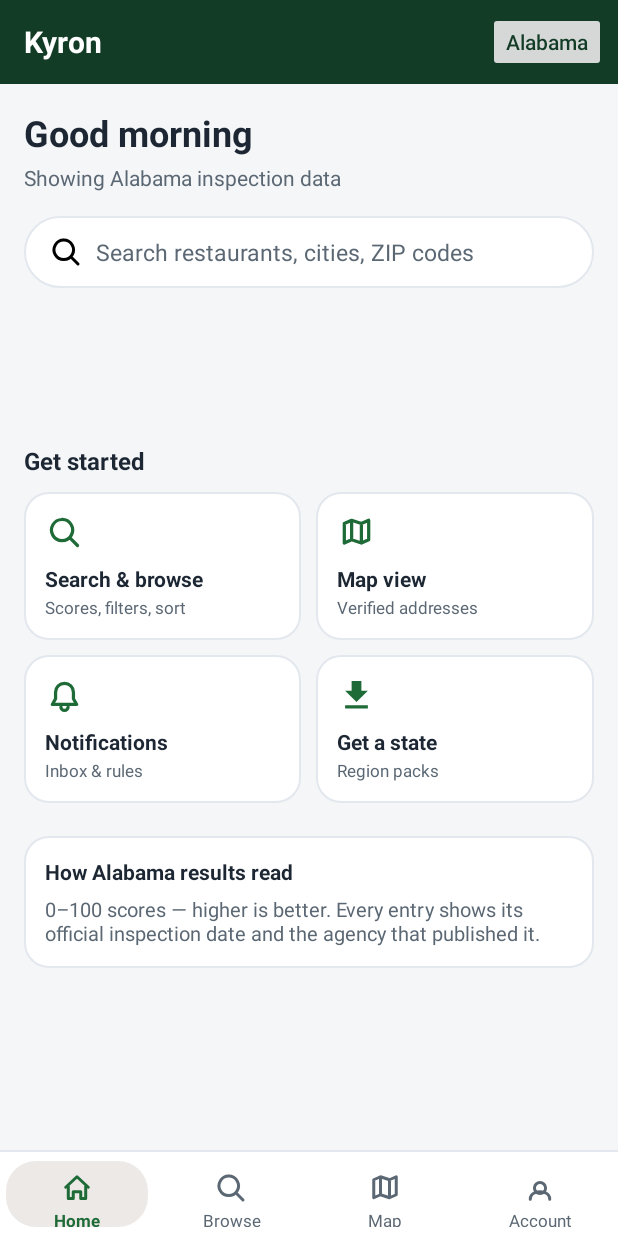
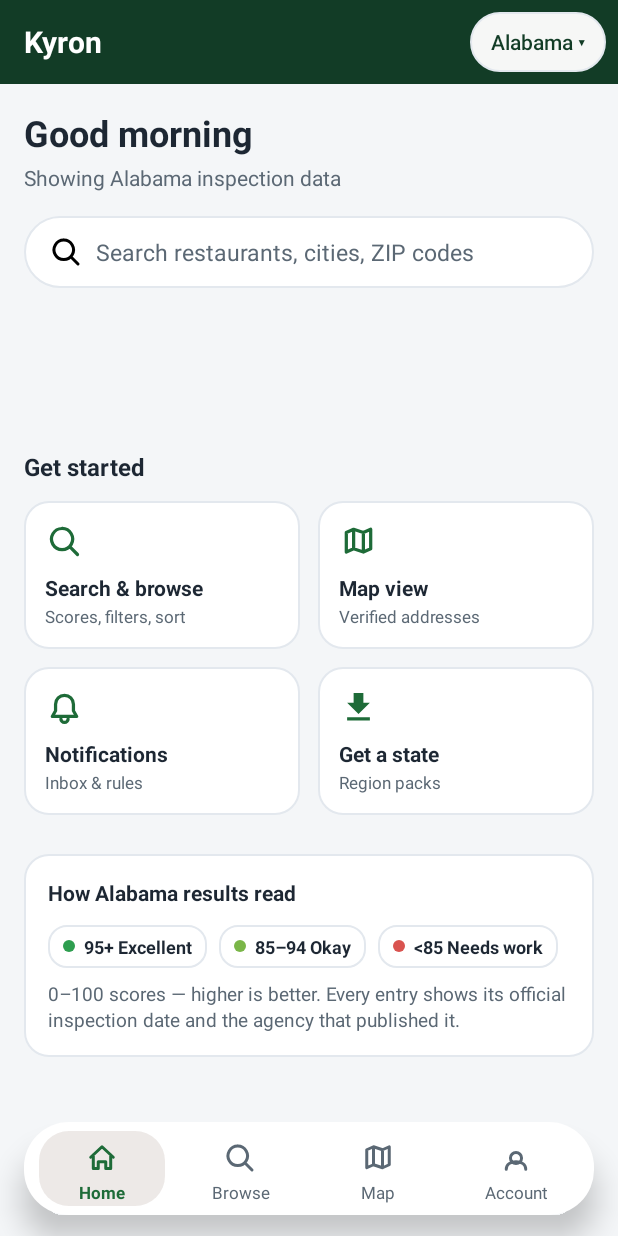
Before and after one commit to markbentzjr/kyron, an Android app: the screen it shows after launch (MainActivity), on a phone screen of 412 x 824 dp. Run offline under Robolectric (Android 15) with nearby library versions, the phone set to English and light mode, and no system bars; libraries missing offline, so code that uses them is left out: org.osmdroid.config; pictures from the network do not load; 3 statements that could not run were skipped.

Commit message:
Floating nav dock, visual score key, whitespace + chip polish
- Bottom bar is now a floating rounded dock with elevation instead of
  a full-width strip pinned by a 1px divider
- Region chip restyled as a pill with a ▾ affordance so it reads as
  the tappable Coverage entry it is
- "How results read" card gains a colored score key (95+ / 85-94 /
  <85, letter grades, penalty bands, pass-fail) so the scale is seen
  at a glance instead of decoded from a paragraph
- Whitespace rhythm: wider section breaks, 12dp card gutters, 10dp
  list row gaps

Generated with [Devin](https://devin.ai)

Co-Authored-By: Devin <158243242+devin-ai-integration[bot]@users.noreply.github.com>

```diff
--- a/app/src/main/java/com/kyronapp/kyron/MainActivity.kt
+++ b/app/src/main/java/com/kyronapp/kyron/MainActivity.kt
@@ -78,7 +78,8 @@ class MainActivity : AppCompatActivity() {
         }
         scope.launch {
             app.regions.activeRegion.collect {
-                chip.text = app.regions.activeInfo().displayName
+                // ▾ signals the chip is tappable — it opens Coverage.
+                chip.text = "${app.regions.activeInfo().displayName} ▾"
             }
         }
         selectTab(0)
--- a/app/src/main/java/com/kyronapp/kyron/ui/HomeFragment.kt
+++ b/app/src/main/java/com/kyronapp/kyron/ui/HomeFragment.kt
@@ -98,6 +98,7 @@ class HomeFragment : Fragment() {
                 else -> R.string.home_model_unknown
             }
         )
+        bindModelKey(model)
 
         statWatched.text = "%,d".format(app.prefs.favorites.size)
         val syncMs = app.prefs.lastSyncMs
@@ -230,9 +231,57 @@ class HomeFragment : Fragment() {
             })
         row.addView(texts, android.widget.LinearLayout.LayoutParams(0, -2, 1f))
         row.layoutParams = android.widget.LinearLayout.LayoutParams(-1, -2).apply {
-            bottomMargin = (8 * dp).toInt()
+            bottomMargin = (10 * dp).toInt()
         }
         return row
+    }
+
+    /** Visual score key under the explainer — colored dots + labels so the
+     *  scale is seen, not decoded. Hidden for models with no fixed key. */
+    private fun bindModelKey(model: String) {
+        val row = view?.findViewById<android.widget.LinearLayout>(R.id.home_model_key) ?: return
+        row.removeAllViews()
+        val green = 0xFF2E9E4F.toInt()
+        val lime = 0xFF7AB648.toInt()
+        val amber = 0xFFE8A13A.toInt()
+        val red = 0xFFD9534F.toInt()
+        val chips: List<Pair<String, Int>> = when (model) {
+            NationalCoverage.MODEL_SCORE_100_HIGH ->
+                listOf("95+ Excellent" to green, "85–94 Okay" to lime, "<85 Needs work" to red)
+            NationalCoverage.MODEL_PENALTY_LOW ->
+                listOf("0–13 Low" to green, "14–27 Watch" to amber, "28+ High" to red)
+            NationalCoverage.MODEL_LETTER_GRADE ->
+                listOf("A Pass" to green, "B Follow-up" to amber, "C Fail" to red)
+            NationalCoverage.MODEL_PASS_FAIL ->
+                listOf("Pass" to green, "Conditional" to amber, "Fail" to red)
+            else -> emptyList()
+        }
+        if (chips.isEmpty()) {
+            row.visibility = View.GONE
+            return
+        }
+        row.visibility = View.VISIBLE
+        val dp = resources.displayMetrics.density
+        chips.forEach { (label, color) ->
+            val chip = TextView(requireContext()).apply {
+                text = label
+                textSize = 12f
+                setTextColor(androidx.core.content.ContextCompat.getColor(context, R.color.ink))
+                setBackgroundResource(R.drawable.chip_off_bg)
+                setTypeface(typeface, android.graphics.Typeface.BOLD)
+                gravity = android.view.Gravity.CENTER_VERTICAL
+                setPadding((10 * dp).toInt(), (6 * dp).toInt(), (10 * dp).toInt(), (6 * dp).toInt())
+                val dot = androidx.core.content.ContextCompat.getDrawable(
+                    context, R.drawable.ic_dot
+                )?.mutate()
+                dot?.setTint(color)
+                setCompoundDrawablesWithIntrinsicBounds(dot, null, null, null)
+                compoundDrawablePadding = (6 * dp).toInt()
+            }
+            row.addView(chip, android.widget.LinearLayout.LayoutParams(-2, -2).apply {
+                marginEnd = (8 * dp).toInt()
+            })
+        }
     }
 
     /** Worst-first strip color, model-aware (mirrors MapFragment's pin scale). */
--- /dev/null
+++ b/app/src/main/res/drawable/dock_bg.xml
@@ -0,0 +1,5 @@
+<?xml version="1.0" encoding="utf-8"?>
+<shape xmlns:android="http://schemas.android.com/apk/res/android" android:shape="rectangle">
+    <corners android:radius="30dp" />
+    <solid android:color="@color/white" />
+</shape>
--- /dev/null
+++ b/app/src/main/res/drawable/ic_dot.xml
@@ -0,0 +1,5 @@
+<?xml version="1.0" encoding="utf-8"?>
+<shape xmlns:android="http://schemas.android.com/apk/res/android" android:shape="oval">
+    <solid android:color="#FF000000" />
+    <size android:width="8dp" android:height="8dp" />
+</shape>
--- a/app/src/main/res/layout/activity_main.xml
+++ b/app/src/main/res/layout/activity_main.xml
@@ -34,11 +34,13 @@
             android:layout_width="wrap_content"
             android:layout_height="40dp"
             android:minWidth="0dp"
-            android:paddingStart="12dp"
-            android:paddingEnd="12dp"
+            android:background="@drawable/status_pill"
+            android:paddingStart="14dp"
+            android:paddingEnd="14dp"
             android:text="@string/region_chip_default"
             android:textAllCaps="false"
-            android:textColor="@color/kyron_dark" />
+            android:textColor="@color/kyron_dark"
+            android:textSize="14sp" />
     </LinearLayout>
 
     <FrameLayout
@@ -47,18 +49,19 @@
         android:layout_height="0dp"
         android:layout_weight="1" />
 
-    <View
-        android:layout_width="match_parent"
-        android:layout_height="1dp"
-        android:background="@color/line" />
-
-    <!-- Tab bar (classic): the pre-2.1 navigation — four labeled tabs.
-         Selected state (bold + brand color) is applied by MainActivity. -->
+    <!-- Floating dock: the four tabs float above the content on a
+         rounded, elevated pill instead of a full-width bar. Selection
+         state (bold + brand color) is applied by MainActivity. -->
     <LinearLayout
         android:layout_width="match_parent"
-        android:layout_height="56dp"
-        android:background="@color/white"
-        android:orientation="horizontal">
+        android:layout_height="62dp"
+        android:layout_marginHorizontal="16dp"
+        android:layout_marginTop="6dp"
+        android:layout_marginBottom="14dp"
+        android:background="@drawable/dock_bg"
+        android:elevation="12dp"
+        android:orientation="horizontal"
+        android:paddingHorizontal="6dp">
 
         <TextView
             android:id="@+id/tab_home"
--- a/app/src/main/res/layout/fragment_home.xml
+++ b/app/src/main/res/layout/fragment_home.xml
@@ -85,7 +85,7 @@
             <LinearLayout
                 android:layout_width="0dp"
                 android:layout_height="wrap_content"
-                android:layout_marginStart="10dp"
+                android:layout_marginStart="12dp"
                 android:layout_weight="1"
                 android:background="@drawable/card_bg"
                 android:gravity="center"
@@ -112,7 +112,7 @@
             <LinearLayout
                 android:layout_width="0dp"
                 android:layout_height="wrap_content"
-                android:layout_marginStart="10dp"
+                android:layout_marginStart="12dp"
                 android:layout_weight="1"
                 android:background="@drawable/card_bg"
                 android:gravity="center"
@@ -141,7 +141,7 @@
         <TextView
             android:layout_width="wrap_content"
             android:layout_height="wrap_content"
-            android:layout_marginTop="22dp"
+            android:layout_marginTop="26dp"
             android:text="@string/home_actions_title"
             android:textColor="@color/ink"
             android:textSize="16sp"
@@ -150,7 +150,7 @@
         <LinearLayout
             android:layout_width="match_parent"
             android:layout_height="wrap_content"
-            android:layout_marginTop="10dp"
+            android:layout_marginTop="12dp"
             android:orientation="horizontal">
 
             <LinearLayout
@@ -195,7 +195,7 @@
                 android:id="@+id/action_map"
                 android:layout_width="0dp"
                 android:layout_height="wrap_content"
-                android:layout_marginStart="10dp"
+                android:layout_marginStart="12dp"
                 android:layout_weight="1"
                 android:background="@drawable/card_bg"
                 android:clickable="true"
@@ -234,7 +234,7 @@
         <LinearLayout
             android:layout_width="match_parent"
             android:layout_height="wrap_content"
-            android:layout_marginTop="10dp"
+            android:layout_marginTop="12dp"
             android:orientation="horizontal">
 
             <LinearLayout
@@ -279,7 +279,7 @@
                 android:id="@+id/action_regions"
                 android:layout_width="0dp"
                 android:layout_height="wrap_content"
-                android:layout_marginStart="10dp"
+                android:layout_marginStart="12dp"
                 android:layout_weight="1"
                 android:background="@drawable/card_bg"
                 android:clickable="true"
@@ -315,14 +315,16 @@
             </LinearLayout>
         </LinearLayout>
 
-        <!-- How the active region's results read — model-aware and honest. -->
+        <!-- How the active region's results read — model-aware and honest.
+             A colored key row sits under the text: users see the scale
+             (good/warn/bad) instead of decoding a paragraph. -->
         <LinearLayout
             android:layout_width="match_parent"
             android:layout_height="wrap_content"
-            android:layout_marginTop="22dp"
+            android:layout_marginTop="26dp"
             android:background="@drawable/card_bg"
             android:orientation="vertical"
-            android:padding="14dp">
+            android:padding="16dp">
 
             <TextView
                 android:id="@+id/home_model_title"
@@ -332,13 +334,22 @@
                 android:textSize="14sp"
                 android:textStyle="bold" />
 
+            <LinearLayout
+                android:id="@+id/home_model_key"
+                android:layout_width="match_parent"
+                android:layout_height="wrap_content"
+                android:layout_marginTop="12dp"
+                android:orientation="horizontal"
+                android:visibility="gone" />
+
             <TextView
                 android:id="@+id/home_model_body"
                 android:layout_width="wrap_content"
                 android:layout_height="wrap_content"
-                android:layout_marginTop="6dp"
+                android:layout_marginTop="8dp"
                 android:textColor="@color/muted"
-                android:textSize="13sp" />
+                android:lineSpacingExtra="2dp"
+                android:textSize="12.5sp" />
         </LinearLayout>
 
         <!-- Watched places: the integrated Favorites surface. Shows the
@@ -348,7 +359,7 @@
             android:id="@+id/home_watch_block"
             android:layout_width="match_parent"
             android:layout_height="wrap_content"
-            android:layout_marginTop="22dp"
+            android:layout_marginTop="26dp"
             android:orientation="vertical"
             android:visibility="gone">
 
@@ -364,7 +375,7 @@
                 android:id="@+id/home_watch_list"
                 android:layout_width="match_parent"
                 android:layout_height="wrap_content"
-                android:layout_marginTop="10dp"
+                android:layout_marginTop="12dp"
                 android:orientation="vertical" />
         </LinearLayout>
 
@@ -374,7 +385,7 @@
             android:id="@+id/home_needs_block"
             android:layout_width="match_parent"
             android:layout_height="wrap_content"
-            android:layout_marginTop="22dp"
+            android:layout_marginTop="26dp"
             android:orientation="vertical"
             android:visibility="gone">
 
@@ -390,7 +401,7 @@
                 android:id="@+id/home_needs_list"
                 android:layout_width="match_parent"
                 android:layout_height="wrap_content"
-                android:layout_marginTop="10dp"
+                android:layout_marginTop="12dp"
                 android:orientation="vertical" />
         </LinearLayout>
     </LinearLayout>
```
